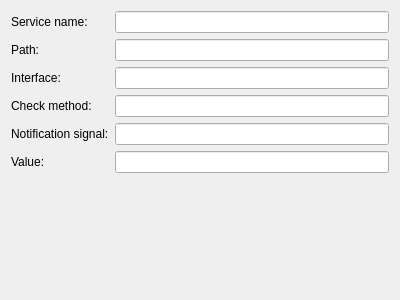
Before: the Qt Designer form plugins/Conditions/DBus/createdbusconditionwidget.ui in KDE/simon, drawn with Qt 5.
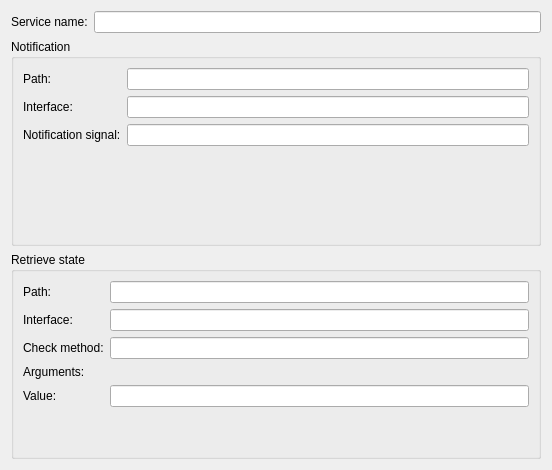
After: the same form once the commit is applied. Custom widgets are drawn as their Qt base class.

```diff
--- a/plugins/Conditions/DBus/createdbusconditionwidget.ui
+++ b/plugins/Conditions/DBus/createdbusconditionwidget.ui
@@ -6,15 +6,14 @@
    <rect>
     <x>0</x>
     <y>0</y>
-    <width>400</width>
-    <height>300</height>
+    <width>552</width>
+    <height>470</height>
    </rect>
   </property>
-  <layout class="QFormLayout" name="formLayout">
-   <property name="fieldGrowthPolicy">
-    <enum>QFormLayout::ExpandingFieldsGrow</enum>
-   </property>
-   <item row="0" column="0">
+  <layout class="QVBoxLayout" name="verticalLayout">
+   <item>
+    <layout class="QHBoxLayout" name="horizontalLayout">
+     <item>
     <widget class="QLabel" name="label">
      <property name="text">
       <string>Service name:</string>
@@ -24,10 +23,72 @@
      </property>
     </widget>
    </item>
-   <item row="0" column="1">
+     <item>
     <widget class="KLineEdit" name="leServiceName"/>
    </item>
+    </layout>
+   </item>
+   <item>
+    <widget class="QGroupBox" name="groupBox_2">
+     <property name="title">
+      <string>Notification</string>
+     </property>
+     <layout class="QFormLayout" name="formLayout_2">
+      <property name="fieldGrowthPolicy">
+       <enum>QFormLayout::ExpandingFieldsGrow</enum>
+      </property>
+      <item row="0" column="0">
+       <widget class="QLabel" name="label_8">
+        <property name="text">
+         <string>Path:</string>
+        </property>
+        <property name="buddy">
+         <cstring>leStatePath</cstring>
+        </property>
+       </widget>
+      </item>
+      <item row="0" column="1">
+       <widget class="KLineEdit" name="leNotificationPath"/>
+      </item>
    <item row="1" column="0">
+       <widget class="QLabel" name="label_9">
+        <property name="text">
+         <string>Interface:</string>
+        </property>
+        <property name="buddy">
+         <cstring>leStateInterface</cstring>
+        </property>
+       </widget>
+      </item>
+      <item row="1" column="1">
+       <widget class="KLineEdit" name="leNotificationInterface"/>
+      </item>
+      <item row="2" column="0">
+       <widget class="QLabel" name="label_10">
+        <property name="text">
+         <string extracomment="Method to call to check the current status">Notification signal:</string>
+        </property>
+        <property name="buddy">
+         <cstring>leStateCheckMethod</cstring>
+        </property>
+       </widget>
+      </item>
+      <item row="2" column="1">
+       <widget class="KLineEdit" name="leNotificationSignal"/>
+      </item>
+     </layout>
+    </widget>
+   </item>
+   <item>
+    <widget class="QGroupBox" name="groupBox">
+     <property name="title">
+      <string>Retrieve state</string>
+     </property>
+     <layout class="QFormLayout" name="formLayout">
+      <property name="fieldGrowthPolicy">
+       <enum>QFormLayout::ExpandingFieldsGrow</enum>
+      </property>
+      <item row="0" column="0">
     <widget class="QLabel" name="label_2">
      <property name="text">
       <string>Path:</string>
@@ -37,10 +98,10 @@
      </property>
     </widget>
    </item>
-   <item row="1" column="1">
-    <widget class="KLineEdit" name="lePath"/>
-   </item>
-   <item row="2" column="0">
+      <item row="0" column="1">
+       <widget class="KLineEdit" name="leStatePath"/>
+      </item>
+      <item row="1" column="0">
     <widget class="QLabel" name="label_5">
      <property name="text">
       <string>Interface:</string>
@@ -50,36 +111,33 @@
      </property>
     </widget>
    </item>
-   <item row="2" column="1">
-    <widget class="KLineEdit" name="leInterface"/>
-   </item>
-   <item row="3" column="0">
+      <item row="1" column="1">
+       <widget class="KLineEdit" name="leStateInterface"/>
+      </item>
+      <item row="2" column="0">
     <widget class="QLabel" name="label_3">
      <property name="text">
       <string extracomment="Method to call to check the current status">Check method:</string>
      </property>
      <property name="buddy">
-      <cstring>leCheckMethod</cstring>
+         <cstring>leStateCheckMethod</cstring>
+        </property>
+       </widget>
+      </item>
+      <item row="2" column="1">
+       <widget class="KLineEdit" name="leStateCheckMethod"/>
+      </item>
+      <item row="3" column="0">
+       <widget class="QLabel" name="label_7">
+        <property name="text">
+         <string>Arguments:</string>
      </property>
     </widget>
    </item>
    <item row="3" column="1">
-    <widget class="KLineEdit" name="leCheckMethod"/>
+       <widget class="KEditListWidget" name="elwStateArguments"/>
    </item>
    <item row="4" column="0">
-    <widget class="QLabel" name="label_4">
-     <property name="text">
-      <string>Notification signal:</string>
-     </property>
-     <property name="buddy">
-      <cstring>leCheckMethod</cstring>
-     </property>
-    </widget>
-   </item>
-   <item row="4" column="1">
-    <widget class="KLineEdit" name="leNotificationSignal"/>
-   </item>
-   <item row="5" column="0">
     <widget class="QLabel" name="label_6">
      <property name="text">
       <string>Value:</string>
@@ -89,12 +147,20 @@
      </property>
     </widget>
    </item>
-   <item row="5" column="1">
+      <item row="4" column="1">
     <widget class="KLineEdit" name="leValue"/>
    </item>
   </layout>
  </widget>
+   </item>
+  </layout>
+ </widget>
  <customwidgets>
+  <customwidget>
+   <class>KEditListWidget</class>
+   <extends>QWidget</extends>
+   <header>keditlistwidget.h</header>
+  </customwidget>
   <customwidget>
    <class>KLineEdit</class>
    <extends>QLineEdit</extends>
```
Left out of the diff: 4 changed lines with no effect on the pictures. Lines whose indentation alone changed are shown as unchanged.
